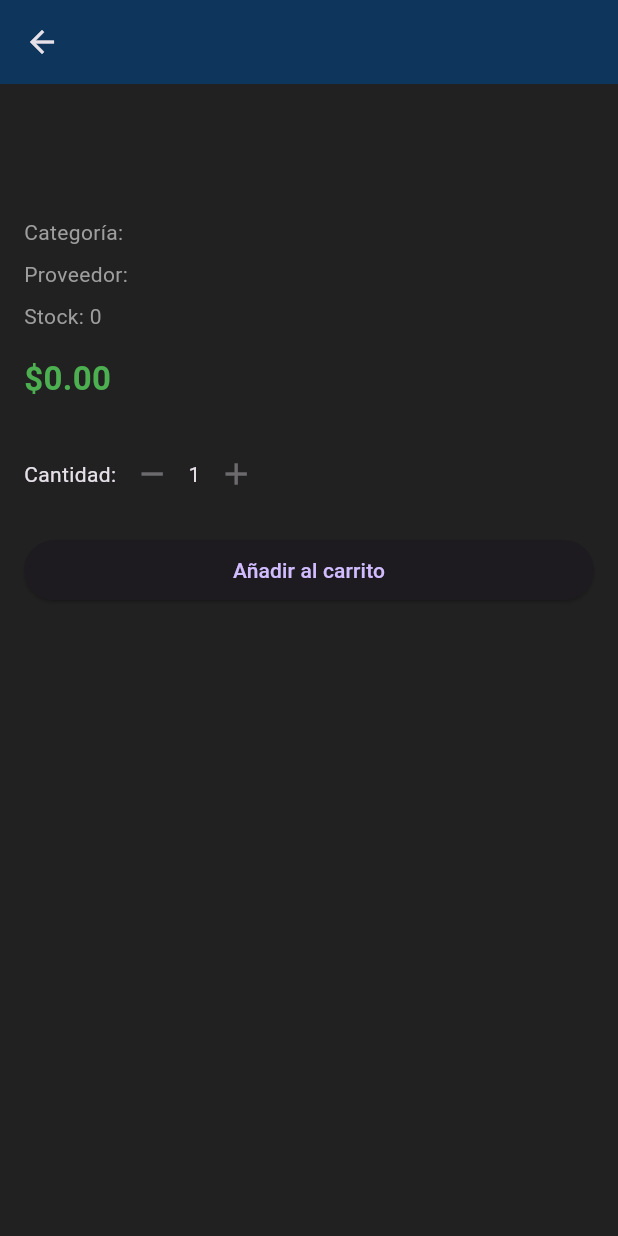
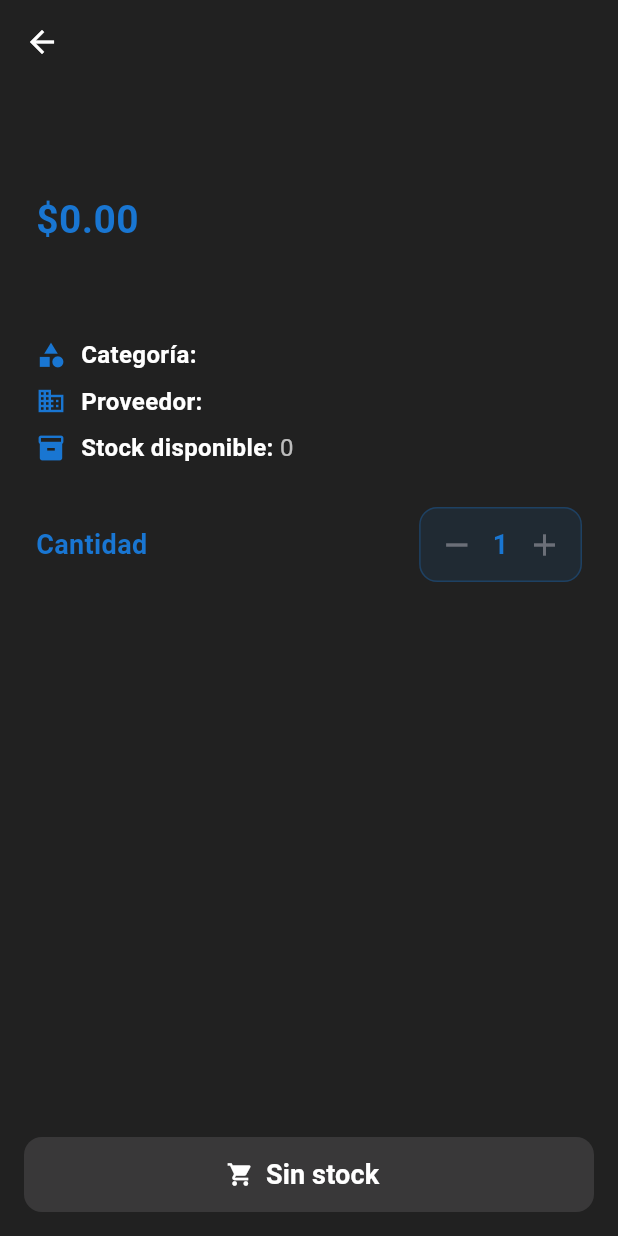
Before and after one commit to daviderazo04/e-commerce-flutter, a Flutter app: the ProductDetailPage screen opened directly with empty values, on a phone screen of 412 x 824 dp. Run offline on Flutter 3.47's test engine with Material 3 defaults, Android fonts, the phone set to English and light mode, and no system bars; our stand-ins replace shared_preferences, smooth_page_indicator; accounts and stored records are empty.

Commit message:
sección detalle de producto con diseño implementado

```diff
--- a/lib/Productos/ProductDetailPage.dart
+++ b/lib/Productos/ProductDetailPage.dart
@@ -1,5 +1,6 @@
 import 'package:flutter/material.dart';
 import 'package:paws_and_tails/dtos/producto_dto.dart';
+import 'package:smooth_page_indicator/smooth_page_indicator.dart';
 
 class ProductDetailPage extends StatefulWidget {
   final ProductDto product;
@@ -15,98 +16,205 @@ class ProductDetailPage extends StatefulWidget {
 
 class _ProductDetailPageState extends State<ProductDetailPage> {
   int cantidad = 1;
+  final _pageController = PageController();
+
+  @override
+  void dispose() {
+    _pageController.dispose();
+    super.dispose();
+  }
+
+  void _openImageFullScreen(BuildContext context, String imageUrl) {
+    Navigator.of(context).push(
+      MaterialPageRoute(
+        builder: (_) {
+          return Scaffold(
+            backgroundColor: Colors.black,
+            appBar: AppBar(
+              backgroundColor: Colors.transparent,
+              elevation: 0,
+              leading: IconButton(
+                icon: const Icon(Icons.close, color: Colors.white),
+                onPressed: () => Navigator.of(context).pop(),
+              ),
+            ),
+            body: Center(
+              child: InteractiveViewer(
+                child: Image.network(
+                  imageUrl,
+                  fit: BoxFit.contain,
+                ),
+              ),
+            ),
+          );
+        },
+      ),
+    );
+  }
 
   @override
   Widget build(BuildContext context) {
     final product = widget.product;
+    final Color primaryColor = Colors.blue.shade700;
+
     return Scaffold(
+      backgroundColor: Colors.grey.shade900,
       appBar: AppBar(
-        title: Text(product.nombre),
+        backgroundColor: Colors.transparent,
+        elevation: 0,
+        leading: IconButton(
+          icon: const Icon(Icons.arrow_back, color: Colors.white),
+          onPressed: () {
+            Navigator.pop(context);
+          },
+        ),
+        title: Text(
+          product.nombre,
+          style: const TextStyle(color: Colors.white),
+        ),
+        centerTitle: true,
       ),
       body: SingleChildScrollView(
         child: Column(
           crossAxisAlignment: CrossAxisAlignment.start,
           children: [
             if (product.imagenes.isNotEmpty)
-              SizedBox(
-                height: 250,
-                width: double.infinity,
-                child: PageView(
-                  children: product.imagenes
-                      .map((img) => Image.network(
-                            img,
-                            fit: BoxFit.cover,
-                          ))
-                      .toList(),
+              Stack(
+                alignment: Alignment.bottomCenter,
+                children: [
+                  AspectRatio(
+                    aspectRatio: 16 / 9,
+                    child: PageView.builder(
+                      controller: _pageController,
+                      itemCount: product.imagenes.length,
+                      itemBuilder: (context, index) {
+                        return GestureDetector(
+                          onTap: () => _openImageFullScreen(
+                              context, product.imagenes[index]),
+                          child: Image.network(
+                            product.imagenes[index],
+                            fit: BoxFit.contain,
+                            errorBuilder: (context, error, stackTrace) {
+                              return Container(
+                                color: Colors.grey.shade700,
+                                child: Icon(Icons.pets,
+                                    color: Colors.white.withOpacity(0.7)),
+                              );
+                            },
+                          ),
+                        );
+                      },
                     ),
                   ),
                   Padding(
-              padding: const EdgeInsets.all(16.0),
+                    padding: const EdgeInsets.only(bottom: 16.0),
+                    child: SmoothPageIndicator(
+                      controller: _pageController,
+                      count: product.imagenes.length,
+                      effect: ScrollingDotsEffect(
+                        dotColor: Colors.white.withOpacity(0.6),
+                        activeDotColor: primaryColor,
+                        dotHeight: 8,
+                        dotWidth: 8,
+                      ),
+                    ),
+                  ),
+                ],
+              ),
+            Padding(
+              padding: const EdgeInsets.all(24.0),
               child: Column(
                 crossAxisAlignment: CrossAxisAlignment.start,
                 children: [
                   Text(
                     product.nombre,
                     style: const TextStyle(
-                        fontSize: 24, fontWeight: FontWeight.bold),
+                      fontSize: 28,
+                      fontWeight: FontWeight.bold,
+                      color: Colors.white,
+                    ),
                   ),
                   const SizedBox(height: 8),
                   Text(
-                    product.descripcion,
-                    style: const TextStyle(fontSize: 16),
+                    '\$${product.precio.toStringAsFixed(2)}',
+                    style: TextStyle(
+                      fontSize: 26,
+                      fontWeight: FontWeight.bold,
+                      color: primaryColor,
                     ),
-                  const SizedBox(height: 8),
-                  Text(
-                    'Categoría: ${product.categoria}',
-                    style: const TextStyle(fontSize: 14, color: Colors.grey),
-                  ),
-                  const SizedBox(height: 8),
-                  Text(
-                    'Proveedor: ${product.proveedor}',
-                    style: const TextStyle(fontSize: 14, color: Colors.grey),
-                  ),
-                  const SizedBox(height: 8),
-                  Text(
-                    'Stock: ${product.stock}',
-                    style: const TextStyle(fontSize: 14, color: Colors.grey),
                   ),
                   const SizedBox(height: 16),
                   Text(
-                    '\$${product.precio.toStringAsFixed(2)}',
+                    product.descripcion,
                     style: const TextStyle(
-                        fontSize: 22,
-                        fontWeight: FontWeight.bold,
-                        color: Colors.green),
+                        fontSize: 16, height: 1.5, color: Colors.white70),
+                  ),
+                  const SizedBox(height: 16),
+                  _buildDetailRow(
+                    label: 'Categoría',
+                    value: product.categoria,
+                    icon: Icons.category,
+                    primaryColor: primaryColor,
+                  ),
+                  _buildDetailRow(
+                    label: 'Proveedor',
+                    value: product.proveedor,
+                    icon: Icons.business,
+                    primaryColor: primaryColor,
+                  ),
+                  _buildDetailRow(
+                    label: 'Stock disponible',
+                    value: product.stock.toString(),
+                    icon: Icons.inventory_2,
+                    primaryColor: primaryColor,
                   ),
                   const SizedBox(height: 24),
-                  // Selector de cantidad
                   Row(
+                    mainAxisAlignment: MainAxisAlignment.spaceBetween,
                     children: [
-                      const Text('Cantidad:'),
+                      Text(
+                        'Cantidad',
+                        style: TextStyle(
+                          fontSize: 18,
+                          fontWeight: FontWeight.bold,
+                          color: primaryColor,
+                        ),
+                      ),
+                      Container(
+                        decoration: BoxDecoration(
+                          color: primaryColor.withOpacity(0.1),
+                          borderRadius: BorderRadius.circular(12),
+                          border:
+                              Border.all(color: primaryColor.withOpacity(0.3)),
+                        ),
+                        child: Row(
+                          children: [
                             IconButton(
                               icon: const Icon(Icons.remove),
                               onPressed: cantidad > 1
                                   ? () => setState(() => cantidad--)
                                   : null,
+                              color: primaryColor,
                             ),
-                      Text('$cantidad'),
+                            Text(
+                              '$cantidad',
+                              style: TextStyle(
+                                fontSize: 18,
+                                fontWeight: FontWeight.bold,
+                                color: primaryColor,
+                              ),
+                            ),
                             IconButton(
                               icon: const Icon(Icons.add),
                               onPressed: cantidad < product.stock
                                   ? () => setState(() => cantidad++)
                                   : null,
+                              color: primaryColor,
                             ),
                           ],
                         ),
-                  const SizedBox(height: 16),
-                  SizedBox(
-                    width: double.infinity,
-                    child: ElevatedButton(
-                      onPressed: () {
-                        Navigator.pop(context, cantidad); // cantidad es int
-                      },
-                      child: const Text('Añadir al carrito'),
                       ),
+                    ],
                   ),
                 ],
               ),
@@ -114,6 +222,71 @@ class _ProductDetailPageState extends State<ProductDetailPage> {
           ],
         ),
       ),
+      bottomNavigationBar: Padding(
+        padding: const EdgeInsets.all(16.0),
+        child: SizedBox(
+          height: 50,
+          child: ElevatedButton.icon(
+            onPressed: product.stock > 0
+                ? () {
+                    Navigator.pop(context, cantidad);
+                  }
+                : null,
+            style: ElevatedButton.styleFrom(
+              backgroundColor: product.stock > 0
+                  ? primaryColor
+                  : Colors.grey.withOpacity(0.5),
+              shape: RoundedRectangleBorder(
+                borderRadius: BorderRadius.circular(12),
+              ),
+              elevation: 5,
+            ),
+            icon: const Icon(Icons.shopping_cart, color: Colors.white),
+            label: Text(
+              product.stock > 0 ? 'Añadir al carrito' : 'Sin stock',
+              style: const TextStyle(
+                fontSize: 18,
+                color: Colors.white,
+                fontWeight: FontWeight.bold,
+              ),
+            ),
+          ),
+        ),
+      ),
+    );
+  }
+
+  Widget _buildDetailRow({
+    required String label,
+    required String value,
+    required IconData icon,
+    required Color primaryColor,
+  }) {
+    return Padding(
+      padding: const EdgeInsets.symmetric(vertical: 4.0),
+      child: Row(
+        children: [
+          Icon(icon, color: primaryColor, size: 20),
+          const SizedBox(width: 10),
+          Text(
+            '$label: ',
+            style: const TextStyle(
+              fontSize: 16,
+              fontWeight: FontWeight.w600,
+              color: Colors.white,
+            ),
+          ),
+          Expanded(
+            child: Text(
+              value,
+              style: TextStyle(
+                fontSize: 16,
+                color: Colors.white.withOpacity(0.7),
+              ),
+            ),
+          ),
+        ],
+      ),
     );
   }
 }
--- a/pubspec.yaml
+++ b/pubspec.yaml
@@ -33,6 +33,7 @@ dependencies:
     sdk: flutter
   http: ^1.4.0
   shared_preferences: ^2.5.3
+  smooth_page_indicator: ^1.2.1
 
 dev_dependencies:
   flutter_lints: ^5.0.0
```
Also changed, not shown: pubspec.lock. Lines whose indentation alone changed are shown as unchanged.
